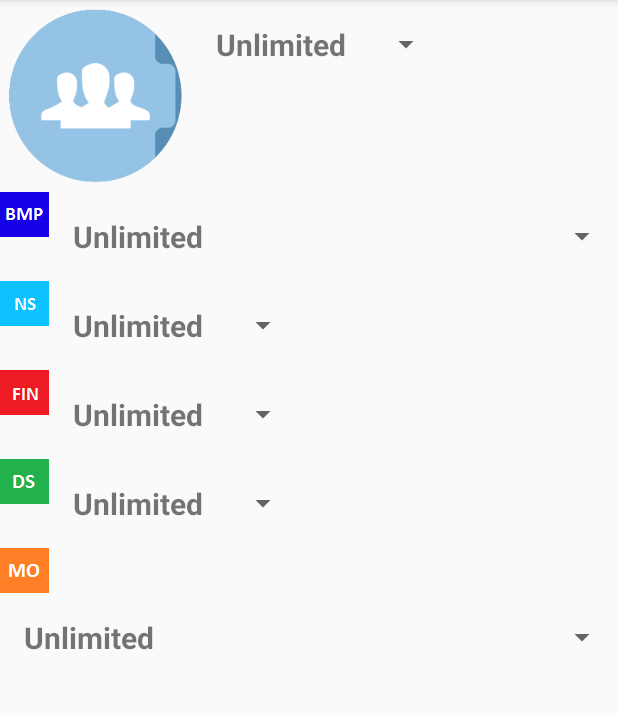
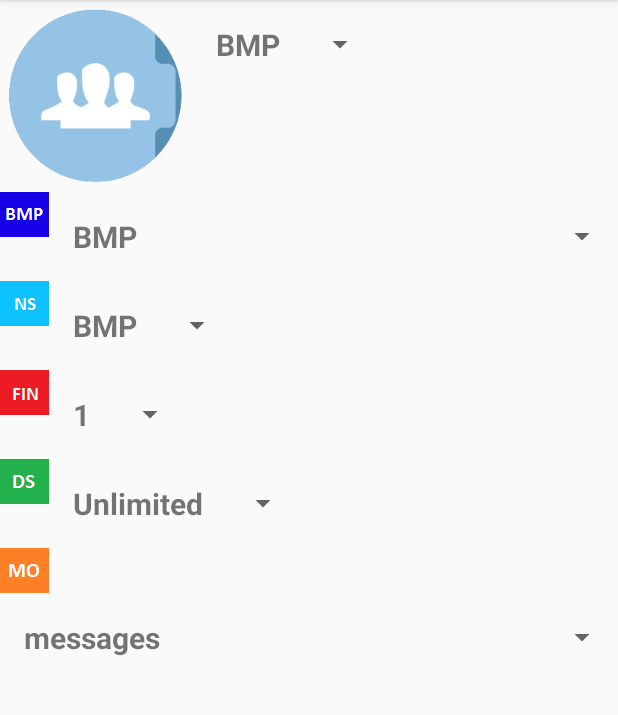
Before and after one commit to DanielBordig/StudySmartFragmentApp, an Android app: the fragment Groups_Fragment shown on its own in the app's theme, on a phone screen of 412 x 824 dp, the part 84-799 px from its top. Run offline under Robolectric (Android 15) with nearby library versions, the phone set to English and light mode, and no system bars.

```diff
--- a/app/src/main/java/com/example/danielbordig/studyssmartfragment/ArrayDatabase.java
+++ b/app/src/main/java/com/example/danielbordig/studyssmartfragment/ArrayDatabase.java
@@ -32,7 +32,7 @@ public class ArrayDatabase {
     ArrayList<String> emnerDone = new ArrayList<String>();
     ArrayList<String> emnerReadLater = new ArrayList<String>();
 
-    public ArrayDatabase() {
+        public ArrayDatabase() {
 //Array's containing different types
         //student info
         studentList.add(new StudentDTO(1, "Daniel", "qwert"));
--- a/app/src/main/java/com/example/danielbordig/studyssmartfragment/Groups_Fragment.java
+++ b/app/src/main/java/com/example/danielbordig/studyssmartfragment/Groups_Fragment.java
@@ -7,6 +7,8 @@ import android.view.View;
 import android.view.ViewGroup;
 import android.widget.*;
 
+import java.util.ArrayList;
+
 
 public class Groups_Fragment extends Fragment  implements AdapterView.OnItemSelectedListener{
 
@@ -15,13 +17,16 @@ public class Groups_Fragment extends Fragment  implements AdapterView.OnItemSele
     private String mParam1;
     private String mParam2;
 
+  //  ArrayList<Integer> coursesAll = new ArrayList<Integer>();
 
-    String[] groups = { "Unlimited", "1 second",};
-    String[] yourgroups = { "Unlimited", "1 second",};
-    String[] fingroup = { "Unlimited", "1 minute",};
-    String[] crgroup = { "Unlimited", "5", "10", "15",};
+   // int[] yourgroups = { R.mipmap.fin};
+
+    String[] groups = { "BMP","NS","FIN","SD", "MO"};
+    String[] yourgroups = {"BMP","NS","FIN","SD", "MO" };
+    String[] fingroup = {"BMP","NS","FIN","SD", "MO" };
+    String[] crgroup = { "1", "2", "2", "4",};
     String[] delgroup = { "Unlimited", "5", "10", "15",};
-    String[] morgroup = { "Unlimited", "5", "10", "15",};
+    String[] morgroup = { "messages", "discusions", "metups", "exstra",};
 
     //ArrayDatabase arrayDatabase = new ArrayDatabase();
 
@@ -110,7 +115,9 @@ public class Groups_Fragment extends Fragment  implements AdapterView.OnItemSele
         spinner4.setOnItemSelectedListener(this);
         spinner5.setOnItemSelectedListener(this);
         System.out.println("onCreateview slut");
+
         return root;
+
     }
 
 
```
Also changed, not shown: app/src/main/java/com/example/danielbordig/studyssmartfragment/Login_frag.java (+5 -3 lines), 1 other file.
